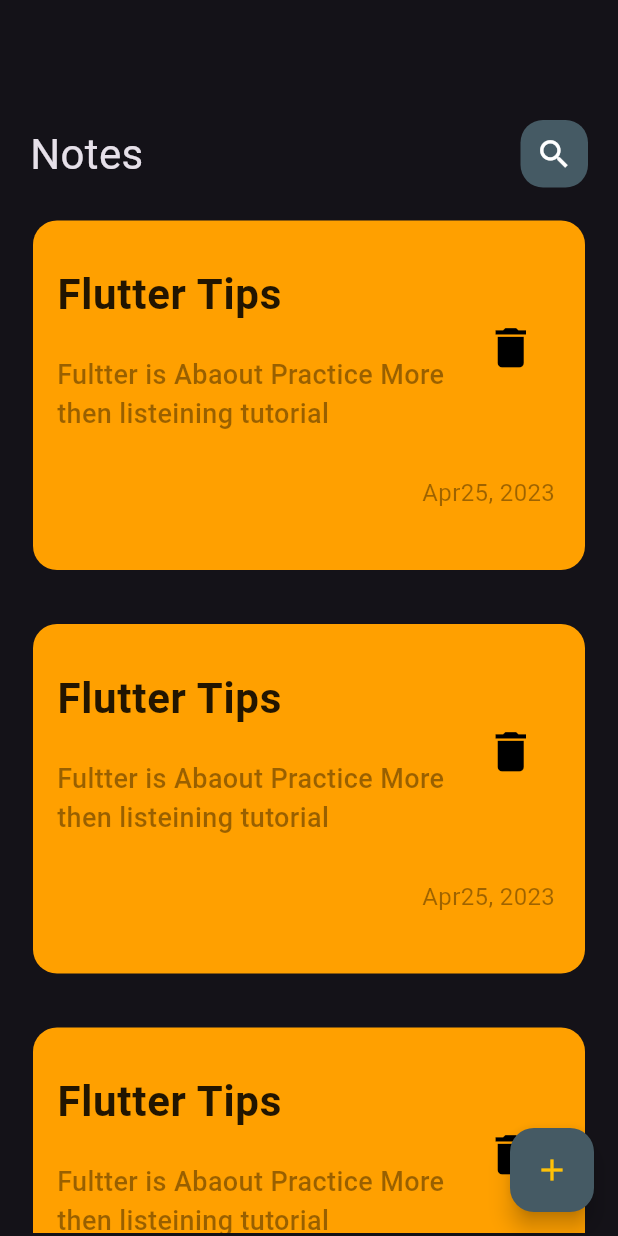
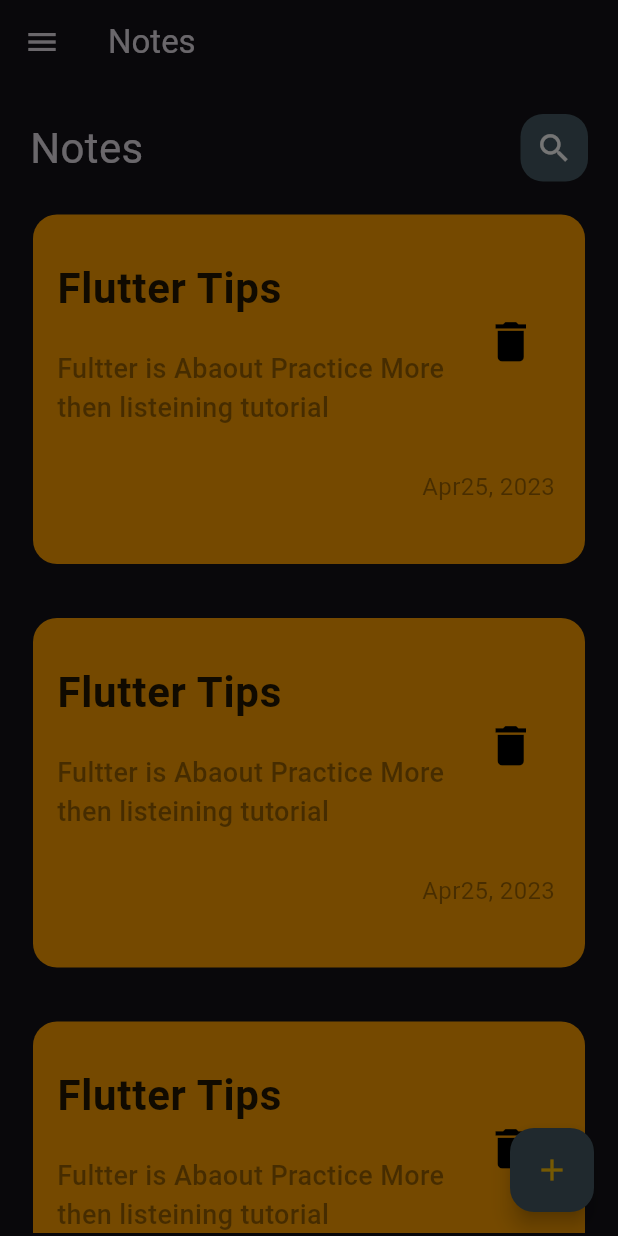
Before and after one commit to seraj123/Note_App, a Flutter app: the screen it shows after launch, with the side drawer open (before the commit the screen has no drawer), on a phone screen of 412 x 824 dp. Run offline on Flutter 3.47's test engine with Material 2 defaults, Android fonts, the phone set to English and light mode, and no system bars.

Commit message:
darwer custom

```diff
--- a/lib/pages/edit_note_page.dart
+++ b/lib/pages/edit_note_page.dart
@@ -7,6 +7,6 @@ class EditNotePage extends StatelessWidget {
 
   @override
   Widget build(BuildContext context) {
-    return const EditNoteWidget();
+    return const EditNoteBody();
   }
 }
--- a/lib/pages/home_page.dart
+++ b/lib/pages/home_page.dart
@@ -1,7 +1,8 @@
 import 'package:flutter/material.dart';
 
 import '../widgets/addnote_model_sheet.dart';
-import '../widgets/app_bar.dart';
+import '../widgets/custom_app_bar.dart';
+import '../widgets/custom_drawer.dart';
 import '../widgets/list_view.dart';
 
 class HomePage extends StatefulWidget {
@@ -15,6 +16,11 @@ class _HomePageState extends State<HomePage> {
   @override
   Widget build(BuildContext context) {
     return   Scaffold(
+      drawer: CustomDrawer(),
+      appBar: AppBar(
+        title: const Text("Notes"),
+
+),
       floatingActionButton: FloatingActionButton(
         backgroundColor: Colors.blueGrey.shade700,
 
@@ -26,10 +32,10 @@ class _HomePageState extends State<HomePage> {
         child: const Icon(Icons.add, color: Colors.amber,),),
       body: Padding(
 
-        padding: const EdgeInsets.only(top: 80, left: 20, right: 20),
+        padding: const EdgeInsets.only(top: 20, left: 20, right: 20),
         child: Column(
             children: const [
-               AppBarWidget(),
+               CustomAppBar(),
                Expanded(child: NotesListView()),
                          ]
           ),
--- a/lib/widgets/app_bar.dart
+++ /dev/null
@@ -1,39 +0,0 @@
-import 'package:flutter/material.dart';
-
-class AppBarWidget extends StatefulWidget {
-  const AppBarWidget({super.key});
-
-  @override
-  State<AppBarWidget> createState() => _AppBarWidgetState();
-}
-
-class _AppBarWidgetState extends State<AppBarWidget> {
-  @override
-  Widget build(BuildContext context) {
-    return   Column(
-      children: [
-        Row(
-          mainAxisAlignment: MainAxisAlignment.spaceBetween,
-          children:[
-          const Text("Notes", style: TextStyle(fontSize: 28)),
-             Container(
-              height: 45,
-              width: 45,
-              decoration: BoxDecoration(
-                color: Colors.blueGrey.shade700,
-                borderRadius: BorderRadius.circular(15)
-              ),
-              child: GestureDetector(
-                onTap: (){
-                  setState(() {
-                    Navigator.of(context).pushNamed("SearchInput");
-                  });
-                },
-                child: const Icon(Icons.search, size: 25,)),
-            ),
-
-      ])
-      ],
-    );
-  }
-}
--- /dev/null
+++ b/lib/widgets/custom_app_bar.dart
@@ -0,0 +1,28 @@
+import 'package:flutter/material.dart';
+
+import 'custom_icon.dart';
+
+class CustomAppBar extends StatefulWidget {
+  const CustomAppBar({super.key});
+
+  @override
+  State<CustomAppBar> createState() => _CustomAppBarState();
+}
+
+class _CustomAppBarState extends State<CustomAppBar> {
+  @override
+  Widget build(BuildContext context) {
+    return   Column(
+      children: [
+        Row(
+          mainAxisAlignment: MainAxisAlignment.spaceBetween,
+          children:const [
+           Text("Notes", style: TextStyle(fontSize: 28)),
+           CustomIcon(),
+
+
+      ])
+      ],
+    );
+  }
+}
--- /dev/null
+++ b/lib/widgets/custom_drawer.dart
@@ -0,0 +1,30 @@
+import 'package:flutter/material.dart';
+import 'package:flutter/src/widgets/framework.dart';
+import 'package:flutter/src/widgets/placeholder.dart';
+
+class CustomDrawer extends StatefulWidget {
+  const CustomDrawer({super.key});
+
+  @override
+  State<CustomDrawer> createState() => _CustomDrawerState();
+}
+
+class _CustomDrawerState extends State<CustomDrawer> {
+  @override
+  Widget build(BuildContext context) {
+    return Column(
+      children:  [
+        Row(
+          children:  [
+            Container(
+              decoration: BoxDecoration(
+                borderRadius: BorderRadius.circular(30),
+                color: Colors.amber.shade800
+              ),
+            )
+          ],
+        )
+      ],
+    );
+  }
+}
--- /dev/null
+++ b/lib/widgets/custom_icon.dart
@@ -0,0 +1,24 @@
+import 'package:flutter/material.dart';
+
+class CustomIcon extends StatelessWidget {
+  const CustomIcon({super.key});
+
+  @override
+  Widget build(BuildContext context) {
+    return Container(
+              height: 45,
+              width: 45,
+              decoration: BoxDecoration(
+                color: Colors.blueGrey.shade700,
+                borderRadius: BorderRadius.circular(15)
+              ),
+              child: GestureDetector(
+                onTap: (){
+
+                    Navigator.of(context).pushNamed("SearchInput");
+
+                },
+                child: const Icon(Icons.search, size: 25,)),
+            );
+  }
+}
```
Also changed, not shown: lib/widgets/edit_note_body.dart (+5 -55 lines).
